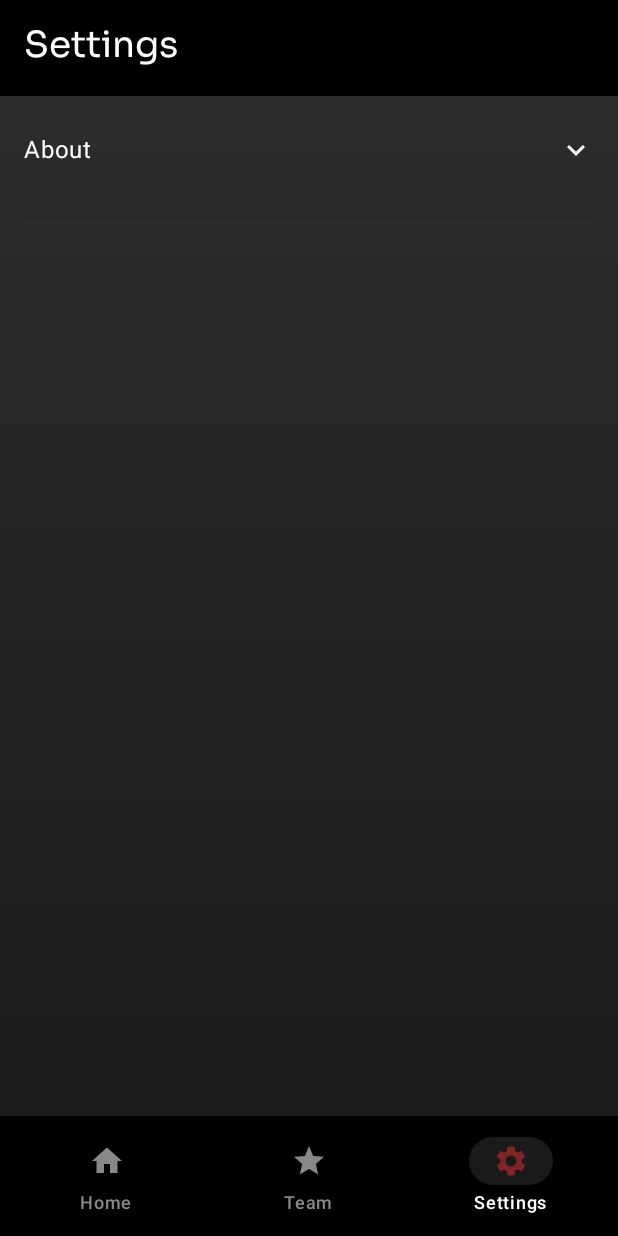
After one commit to Dev-Aditya-More/PokeVerse, an Android app built with Jetpack Compose: the SettingsScreen screen opened through its navigation route, on a phone screen of 412 x 824 dp. The commit adds this screen. Run offline under Robolectric (Android 15) with nearby library versions, the phone set to English and light mode, and no system bars; our stand-ins replace Room's generated code, accompanist; libraries missing offline, so code that uses them is left out: com.google.accompanist.navigation; 1 statement that could not run was skipped.

Commit message:
commit SettingsScreen.kt

```diff
--- a/app/build.gradle.kts
+++ b/app/build.gradle.kts
@@ -94,6 +94,8 @@ dependencies {
     implementation(libs.androidx.material3.window.size.class1)
     implementation(libs.material3)
     implementation(libs.ui)
+    implementation("androidx.compose.ui:ui-text-google-fonts:1.6.1")
+
 // Optional for shared element transitions
     implementation(libs.accompanist.navigation.material)
     implementation(libs.accompanist.placeholder.material)
--- a/app/src/main/java/com/example/pokeverse/MainActivity.kt
+++ b/app/src/main/java/com/example/pokeverse/MainActivity.kt
@@ -9,14 +9,12 @@ import androidx.activity.compose.setContent
 import androidx.activity.enableEdgeToEdge
 import androidx.annotation.RequiresApi
 import androidx.compose.animation.ExperimentalAnimationApi
+import androidx.compose.animation.core.FastOutSlowInEasing
 import androidx.compose.animation.core.tween
 import androidx.compose.animation.fadeIn
 import androidx.compose.animation.fadeOut
 import androidx.compose.animation.scaleIn
-import androidx.compose.animation.scaleOut
-import androidx.compose.animation.slideIn
 import androidx.compose.animation.slideInHorizontally
-import androidx.compose.animation.slideOut
 import androidx.compose.animation.slideOutHorizontally
 import androidx.compose.foundation.Image
 import androidx.compose.foundation.background
@@ -50,12 +48,11 @@ import com.example.pokeverse.screens.DreamTeam
 import com.example.pokeverse.screens.HomeScreen
 import com.example.pokeverse.screens.IntroScreen
 import com.example.pokeverse.screens.PokemonDetailScreen
+import com.example.pokeverse.screens.SettingsScreen
 import com.example.pokeverse.ui.theme.PokeVerseTheme
 import com.example.pokeverse.ui.viewmodel.PokemonViewModel
 import com.example.pokeverse.utils.ScreenStateManager
-import com.example.pokeverse.utils.ScreenStateManager.markIntroSeen
 import com.google.accompanist.navigation.animation.AnimatedNavHost
-import kotlinx.coroutines.coroutineScope
 import kotlinx.coroutines.delay
 import kotlinx.coroutines.launch
 import org.koin.android.ext.koin.androidContext
@@ -78,7 +75,8 @@ class MainActivity : ComponentActivity() {
         }
 
         setContent {
-            PokeVerseTheme {
+
+            PokeVerseTheme{
                 navController = rememberNavController()  // Store in field
                 val viewModel: PokemonViewModel = koinViewModel()
 
@@ -98,46 +96,52 @@ class MainActivity : ComponentActivity() {
                 AnimatedNavHost(
                     navController = navController,
                     startDestination = startDestination.value,
-                    enterTransition = { fadeIn(animationSpec = tween(500)) + scaleIn(tween(300))},
-                    exitTransition = { fadeOut(animationSpec = tween(300)) },
-                    popEnterTransition = { fadeIn(animationSpec = tween(500)) + scaleIn(tween(300)) },
-                    popExitTransition = { fadeOut(animationSpec = tween(300)) }
+                    enterTransition = {
+                        slideInHorizontally(
+                            initialOffsetX = { it / 4 }, // subtle right-to-left slide
+                            animationSpec = tween(durationMillis = 400, easing = FastOutSlowInEasing)
+                        ) + fadeIn(animationSpec = tween(400))
+                    },
+                    exitTransition = {
+                        slideOutHorizontally(
+                            targetOffsetX = { -it / 6 }, // slight left slide
+                            animationSpec = tween(durationMillis = 300, easing = FastOutSlowInEasing)
+                        ) + fadeOut(animationSpec = tween(300))
+                    },
+                    popEnterTransition = {
+                        slideInHorizontally(
+                            initialOffsetX = { -it / 4 }, // reverse direction for pop
+                            animationSpec = tween(durationMillis = 400, easing = FastOutSlowInEasing)
+                        ) + fadeIn(animationSpec = tween(400))
+                    },
+                    popExitTransition = {
+                        slideOutHorizontally(
+                            targetOffsetX = { it / 6 }, // reverse direction for pop
+                            animationSpec = tween(durationMillis = 300, easing = FastOutSlowInEasing)
+                        ) + fadeOut(animationSpec = tween(300))
+                    }
                 ) {
-                    composable("splash") {
+                    composable("splash",
+                        enterTransition = {
+                            scaleIn(initialScale = 0.8f, animationSpec = tween(600)) + fadeIn(tween(600))
+                        }
+                    ) {
                         SplashScreen(navController)
                     }
                     composable("intro") {
                         IntroScreen(navController = navController)
                     }
-                    composable(
-                        "home",
-                        exitTransition = {
-                            slideOutHorizontally(
-                                animationSpec = tween(300),
-                                targetOffsetX = { -it / 2 }
-                            )
-                        }
-                    ) {
+                    composable("home") {
                         HomeScreen(navController)
                     }
-                    composable(
-                        "dream_team",
-                        enterTransition = {
-                            slideInHorizontally(
-                            animationSpec = tween(300),
-                            initialOffsetX = { it / 2 }
-                        )
-                        }
-                    ) { backStackEntry ->
+                    composable("dream_team") {
                         DreamTeam(
                             navController = navController,
                             team = viewModel.team.collectAsState().value,
                             onRemove = { viewModel.removeFromTeam(it) }
                         )
                     }
-                    composable(
-                        "pokemon_detail/{pokemonName}"
-                    ){ backStackEntry ->
+                    composable("pokemon_detail/{pokemonName}") { backStackEntry ->
                         val pokemonName = backStackEntry.arguments?.getString("pokemonName")
                         if (pokemonName != null) {
                             PokemonDetailScreen(pokemonName, navController)
@@ -146,15 +150,21 @@ class MainActivity : ComponentActivity() {
                                 listOf(Color(0xFF2E2E2E), Color(0xFF1A1A1A))
                             )
                             Box(
-                                modifier = Modifier.fillMaxSize().background(brush = pokeballGradient),
+                                modifier = Modifier
+                                    .fillMaxSize()
+                                    .background(brush = pokeballGradient),
                                 contentAlignment = Alignment.Center
                             ) {
                                 Text("Error: Pokémon not found", color = Color.White)
-
                             }
                         }
                     }
+
+                    composable("settings") {
+                        SettingsScreen(navController)
+                    }
                 }
+
             }
         }
     }
--- a/app/src/main/java/com/example/pokeverse/screens/HomeScreen.kt
+++ b/app/src/main/java/com/example/pokeverse/screens/HomeScreen.kt
@@ -26,6 +26,7 @@ import androidx.compose.foundation.text.KeyboardOptions
 import androidx.compose.material.icons.Icons
 import androidx.compose.material.icons.automirrored.filled.ArrowForward
 import androidx.compose.material.icons.filled.Home
+import androidx.compose.material.icons.filled.Settings
 import androidx.compose.material.icons.filled.Star
 import androidx.compose.material.icons.filled.StarBorder
 import androidx.compose.material3.BottomAppBar
@@ -61,10 +62,15 @@ import androidx.compose.ui.graphics.Shape
 import androidx.compose.ui.graphics.graphicsLayer
 import androidx.compose.ui.platform.LocalContext
 import androidx.compose.ui.platform.LocalFocusManager
+import androidx.compose.ui.text.font.FontFamily
+import androidx.compose.ui.text.googlefonts.GoogleFont
 import androidx.compose.ui.text.input.ImeAction
 import androidx.compose.ui.unit.dp
+import androidx.compose.ui.unit.sp
 import androidx.navigation.NavHostController
 import androidx.navigation.compose.currentBackStackEntryAsState
+import com.example.pokeverse.R
+import com.example.pokeverse.ui.theme.appTypography
 import com.example.pokeverse.ui.viewmodel.PokemonViewModel
 import com.example.pokeverse.utils.TeamMapper.toEntity
 import kotlinx.coroutines.Dispatchers
@@ -72,6 +78,7 @@ import kotlinx.coroutines.delay
 import kotlinx.coroutines.launch
 import kotlinx.coroutines.withContext
 import org.koin.androidx.compose.koinViewModel
+import androidx.compose.ui.text.googlefonts.Font as GoogleFontInstance
 
 @RequiresApi(Build.VERSION_CODES.N)
 @OptIn(ExperimentalMaterial3Api::class)
@@ -85,7 +92,6 @@ fun HomeScreen(navController: NavHostController) {
     val context = LocalContext.current
     val coroutineScope = rememberCoroutineScope()
     val listState = rememberLazyListState()
-
 
     val pokeballGradient = Brush.verticalGradient(
         listOf(Color(0xFF2E2E2E), Color(0xFF1A1A1A))
@@ -108,10 +114,12 @@ fun HomeScreen(navController: NavHostController) {
                     title = {
                         Text(
                             "Pokéverse",
-                            style = MaterialTheme.typography.headlineSmall,
-                            color = Color.White,
-                            modifier = Modifier.padding(bottom = 4.dp) // Adjusted padding for alignment
+                            style = MaterialTheme.typography.headlineSmall.copy(
+                                fontSize = 26.sp, letterSpacing = 0.5.sp
+                            ),
+                            color = Color.White
                         )
+
                     },
                     colors = TopAppBarDefaults.topAppBarColors(
                         containerColor = Color.Black,
@@ -159,8 +167,25 @@ fun HomeScreen(navController: NavHostController) {
                             indicatorColor = Color(0xFF1A1A1A)
                         )
                     )
+
+                    NavigationBarItem(
+                        selected = currentDestination == "settings",
+                        onClick = { navController.navigate("settings") },
+                        icon = {
+                            Icon(Icons.Default.Settings, contentDescription = "Settings")
+                        },
+                        label = { Text("Settings") },
+                        colors = NavigationBarItemDefaults.colors(
+                            selectedIconColor = Color(0xFF802525),
+                            selectedTextColor = Color.White,
+                            unselectedIconColor = Color.Gray,
+                            unselectedTextColor = Color.Gray,
+                            indicatorColor = Color(0xFF1A1A1A)
+                        )
+                    )
                 }
             }
+
 
         ) { paddingValues ->
             val focusManager = LocalFocusManager.current
@@ -327,14 +352,11 @@ fun HomeScreen(navController: NavHostController) {
                                                     tint = if (isInTeam) Color.Yellow else Color.White.copy(
                                                         alpha = if (team.value.size >= 6) 0.2f else 1f
                                                     ),
-                                                    modifier = Modifier.shadow(
-                                                        elevation = 4.dp,
+                                                    modifier = Modifier.graphicsLayer(
+                                                        shadowElevation = 8f,
                                                         shape = CircleShape,
-                                                        ambientColor = Color.Yellow,
-                                                        spotColor = Color.Yellow
-
+                                                        clip = true
                                                     )
-
                                                 )
                                             }
                                         }
--- /dev/null
+++ b/app/src/main/java/com/example/pokeverse/screens/SettingsScreen.kt
@@ -0,0 +1,182 @@
+package com.example.pokeverse.screens
+
+import androidx.compose.animation.AnimatedVisibility
+import androidx.compose.foundation.background
+import androidx.compose.foundation.clickable
+import androidx.compose.foundation.layout.Arrangement
+import androidx.compose.foundation.layout.Column
+import androidx.compose.foundation.layout.Row
+import androidx.compose.foundation.layout.fillMaxSize
+import androidx.compose.foundation.layout.fillMaxWidth
+import androidx.compose.foundation.layout.padding
+import androidx.compose.material.icons.Icons
+import androidx.compose.material.icons.filled.ExpandLess
+import androidx.compose.material.icons.filled.ExpandMore
+import androidx.compose.material.icons.filled.Home
+import androidx.compose.material.icons.filled.Settings
+import androidx.compose.material.icons.filled.Star
+import androidx.compose.material3.BottomAppBar
+import androidx.compose.material3.DividerDefaults
+import androidx.compose.material3.ExperimentalMaterial3Api
+import androidx.compose.material3.HorizontalDivider
+import androidx.compose.material3.Icon
+import androidx.compose.material3.MaterialTheme
+import androidx.compose.material3.NavigationBarItem
+import androidx.compose.material3.NavigationBarItemDefaults
+import androidx.compose.material3.Scaffold
+import androidx.compose.material3.Text
+import androidx.compose.material3.TopAppBar
+import androidx.compose.material3.TopAppBarDefaults
+import androidx.compose.runtime.Composable
+import androidx.compose.runtime.getValue
+import androidx.compose.runtime.mutableStateOf
+import androidx.compose.runtime.remember
+import androidx.compose.runtime.setValue
+import androidx.compose.ui.Alignment
+import androidx.compose.ui.Modifier
+import androidx.compose.ui.graphics.Brush
+import androidx.compose.ui.graphics.Color
+import androidx.compose.ui.unit.dp
+import androidx.navigation.NavController
+import androidx.navigation.compose.currentBackStackEntryAsState
+
+@OptIn(ExperimentalMaterial3Api::class)
+@Composable
+fun SettingsScreen(
+    navController: NavController
+) {
+    val pokeballGradient = Brush.verticalGradient(
+        listOf(Color(0xFF2E2E2E), Color(0xFF1A1A1A))
+    )
+
+    var isAboutExpanded by remember { mutableStateOf(false) }
+
+    Scaffold(
+        modifier = Modifier.fillMaxSize(),
+        containerColor = Color.Transparent,
+        topBar = {
+            TopAppBar(
+                title = {
+                    Text(
+                        text = "Settings",
+                        style = MaterialTheme.typography.headlineSmall,
+                        color = Color.White,
+                        modifier = Modifier.padding(bottom = 4.dp)
+                    )
+                },
+                colors = TopAppBarDefaults.topAppBarColors(
+                    containerColor = Color.Black,
+                    titleContentColor = Color.White,
+                    navigationIconContentColor = MaterialTheme.colorScheme.onPrimary
+                )
+            )
+        },
+        bottomBar = {
+            val navBackStackEntry by navController.currentBackStackEntryAsState()
+            val currentDestination = navBackStackEntry?.destination?.route
+
+            BottomAppBar(
+                containerColor = Color.Black,
+                contentColor = Color.White,
+            ) {
+                NavigationBarItem(
+                    selected = currentDestination == "home",
+                    onClick = { navController.navigate("home") },
+                    icon = {
+                        Icon(Icons.Default.Home, contentDescription = "Home")
+                    },
+                    label = { Text("Home") },
+                    colors = NavigationBarItemDefaults.colors(
+                        selectedIconColor = Color(0xFF802525),
+                        selectedTextColor = Color.White,
+                        unselectedIconColor = Color.Gray,
+                        unselectedTextColor = Color.Gray,
+                        indicatorColor = Color(0xFF1A1A1A)
+                    )
+                )
+
+                NavigationBarItem(
+                    selected = currentDestination == "dream_team",
+                    onClick = { navController.navigate("dream_team") },
+                    icon = {
+                        Icon(Icons.Default.Star, contentDescription = "Team")
+                    },
+                    label = { Text("Team") },
+                    colors = NavigationBarItemDefaults.colors(
+                        selectedIconColor = Color(0xFF802525),
+                        selectedTextColor = Color.White,
+                        unselectedIconColor = Color.Gray,
+                        unselectedTextColor = Color.Gray,
+                        indicatorColor = Color(0xFF1A1A1A)
+                    )
+                )
+
+                NavigationBarItem(
+                    selected = currentDestination == "settings",
+                    onClick = { navController.navigate("settings") },
+                    icon = {
+                        Icon(Icons.Default.Settings, contentDescription = "Settings")
+                    },
+                    label = { Text("Settings") },
+                    colors = NavigationBarItemDefaults.colors(
+                        selectedIconColor = Color(0xFF802525),
+                        selectedTextColor = Color.White,
+                        unselectedIconColor = Color.Gray,
+                        unselectedTextColor = Color.Gray,
+                        indicatorColor = Color(0xFF1A1A1A)
+                    )
+                )
+            }
+        }
+    ) { padding ->
+        Column(
+            modifier = Modifier
+                .fillMaxSize()
+                .background(pokeballGradient)
+                .padding(padding)
+                .padding(16.dp),
+            verticalArrangement = Arrangement.spacedBy(24.dp)
+        ) {
+            // Expandable About Row
+            Column(
+                modifier = Modifier
+                    .fillMaxWidth()
+                    .clickable { isAboutExpanded = !isAboutExpanded }
+                    .padding(vertical = 8.dp)
+            ) {
+                Row(
+                    modifier = Modifier.fillMaxWidth(),
+                    horizontalArrangement = Arrangement.SpaceBetween,
+                    verticalAlignment = Alignment.CenterVertically
+                ) {
+                    Text(
+                        text = "About",
+                        style = MaterialTheme.typography.bodyLarge,
+                        color = Color.White
+                    )
+                    Icon(
+                        imageVector = if (isAboutExpanded) Icons.Default.ExpandLess else Icons.Default.ExpandMore,
+                        contentDescription = "Expand",
+                        tint = Color.White
+                    )
+                }
+
+                AnimatedVisibility(visible = isAboutExpanded) {
+                    Column(
+                        modifier = Modifier.padding(top = 8.dp)
+                    ) {
+                        Text("Developer: Aditya More", color = Color.Gray)
+                        Text("Version: 1.0.0", color = Color.Gray)
+                        Text("Built with Jetpack Compose", color = Color.Gray)
+                    }
+                }
+            }
+
+            HorizontalDivider(
+                Modifier,
+                DividerDefaults.Thickness,
+                color = MaterialTheme.colorScheme.onSurface.copy(alpha = 0.3f)
+            )
+        }
+    }
+}
--- a/app/src/main/java/com/example/pokeverse/ui/theme/Type.kt
+++ b/app/src/main/java/com/example/pokeverse/ui/theme/Type.kt
@@ -1,34 +1,37 @@
 package com.example.pokeverse.ui.theme
 
+import android.content.Context
 import androidx.compose.material3.Typography
+import androidx.compose.ui.platform.LocalContext
+import androidx.compose.runtime.Composable
 import androidx.compose.ui.text.TextStyle
 import androidx.compose.ui.text.font.FontFamily
-import androidx.compose.ui.text.font.FontWeight
+import androidx.compose.ui.text.googlefonts.Font
 import androidx.compose.ui.unit.sp
+import androidx.compose.ui.text.googlefonts.GoogleFont
+import androidx.compose.ui.text.googlefonts.GoogleFont.Provider
+import com.example.pokeverse.R
 
-// Set of Material typography styles to start with
-val Typography = Typography(
-    bodyLarge = TextStyle(
-        fontFamily = FontFamily.Default,
-        fontWeight = FontWeight.Normal,
-        fontSize = 16.sp,
-        lineHeight = 24.sp,
-        letterSpacing = 0.5.sp
+@Composable
+fun appTypography(context: Context): Typography {
+    val provider = Provider(
+        providerAuthority = "com.google.android.gms.fonts",
+        providerPackage = "com.google.android.gms",
+        certificates = R.array.com_google_android_gms_fonts_certs
     )
-    /* Other default text styles to override
-    titleLarge = TextStyle(
-        fontFamily = FontFamily.Default,
-        fontWeight = FontWeight.Normal,
-        fontSize = 22.sp,
-        lineHeight = 28.sp,
-        letterSpacing = 0.sp
-    ),
-    labelSmall = TextStyle(
-        fontFamily = FontFamily.Default,
-        fontWeight = FontWeight.Medium,
-        fontSize = 11.sp,
-        lineHeight = 16.sp,
-        letterSpacing = 0.5.sp
+
+    val sora = FontFamily(
+        Font(googleFont = GoogleFont("Sora"), fontProvider = provider)
     )
-    */
-)
+    val inter = FontFamily(
+        Font(googleFont = GoogleFont("Inter"), fontProvider = provider)
+    )
+
+    return Typography(
+        displayLarge = TextStyle(fontFamily = sora, fontSize = 32.sp),
+        headlineSmall = TextStyle(fontFamily = sora, fontSize = 24.sp),
+        titleMedium = TextStyle(fontFamily = inter, fontSize = 18.sp),
+        bodyMedium = TextStyle(fontFamily = inter, fontSize = 16.sp),
+        labelSmall = TextStyle(fontFamily = inter, fontSize = 12.sp)
+    )
+}
--- /dev/null
+++ b/app/src/main/res/values/font_certs.xml
@@ -0,0 +1,14 @@
+<?xml version="1.0" encoding="utf-8"?>
+<resources>
+    <array name="com_google_android_gms_fonts_certs">
+        <item>@array/com_google_android_gms_fonts_certs_dev</item>
+    </array>
+
+    <array name="com_google_android_gms_fonts_certs_dev">
+        <item>
+            MIIBIjANBgkqhkiG9w0BAQEFAAOCAQ8AMIIBCgKCAQEAsqEugyyJpGsKmjMZC0+z
+            kt1M2vJ+hWrANxKYw7dBQ6vJdfI/RMnx3fjkCIrBtWNzjAzlL2WNj74D3FzMOpCc
+            WywIDAQAB
+        </item>
+    </array>
+</resources>
--- a/gradle/libs.versions.toml
+++ b/gradle/libs.versions.toml
@@ -1,7 +1,7 @@
 [versions]
 accompanistNavigationAnimation = "0.36.0"
 accompanistNavigationAnimationVersion = "0.32.0"
-agp = "8.11.1"
+agp = "8.12.0"
 coilCompose = "2.7.0"
 converterGson = "3.0.0"
 datastorePreferences = "1.1.7"
@@ -32,6 +32,7 @@ koin-android = "4.1.0"
 koin-compose = "4.1.0"
 moshi = "1.15.2"
 turbine = "1.2.1"
+uiTextGoogleFonts = "1.8.3"
 
 [libraries]
 accompanist-navigation-animation = { module = "com.google.accompanist:accompanist-navigation-animation", version.ref = "accompanistNavigationAnimation" }
```
Also changed, not shown: app/src/main/java/com/example/pokeverse/RememberWindowInfo.kt (added, +19 -0 lines), app/src/main/java/com/example/pokeverse/di/AppModule.kt (+3 -8 lines), app/src/main/java/com/example/pokeverse/screens/AnimatedEmberBackground.kt (+63 -15 lines), app/src/main/java/com/example/pokeverse/screens/DetailScreen.kt (+22 -4 lines), app/src/main/java/com/example/pokeverse/screens/DreamTeam.kt (+23 -4 lines), app/src/main/java/com/example/pokeverse/screens/IntroScreen.kt (+19 -5 lines), app/src/main/java/com/example/pokeverse/ui/theme/Theme.kt (+20 -13 lines).
